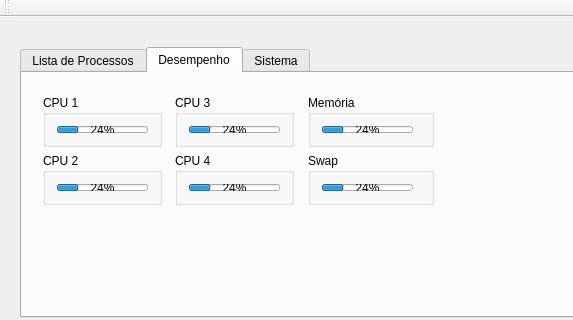
This is mainwindow.ui in rai-vitor/Gerenciador-de-Tarefas as Qt 5 draws it before an edit; both pictures show x 0 to 573 and y 0 to 320 of the 848 by 504 pixel window. The edited form follows.
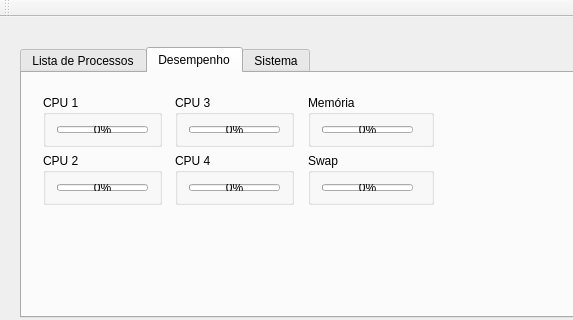
This is the edited form. The open tabs and pages were chosen to show the change.

Patch:
```diff
--- a/mainwindow.ui
+++ b/mainwindow.ui
@@ -127,7 +127,7 @@
        </property>
       </widget>
      </widget>
-     <widget class="QWidget" name="">
+     <widget class="QWidget" name="layoutWidget">
       <property name="geometry">
        <rect>
         <x>10</x>
@@ -148,7 +148,7 @@
             <item row="0" column="0">
              <widget class="QProgressBar" name="progressBar_1">
               <property name="value">
-               <number>24</number>
+               <number>0</number>
               </property>
              </widget>
             </item>
@@ -164,7 +164,7 @@
             <item row="0" column="0">
              <widget class="QProgressBar" name="progressBar_2">
               <property name="value">
-               <number>24</number>
+               <number>0</number>
               </property>
              </widget>
             </item>
@@ -184,7 +184,7 @@
             <item row="0" column="0">
              <widget class="QProgressBar" name="progressBar_3">
               <property name="value">
-               <number>24</number>
+               <number>0</number>
               </property>
              </widget>
             </item>
@@ -200,7 +200,7 @@
             <item row="0" column="0">
              <widget class="QProgressBar" name="progressBar_4">
               <property name="value">
-               <number>24</number>
+               <number>0</number>
               </property>
              </widget>
             </item>
@@ -220,7 +220,7 @@
             <item row="0" column="0">
              <widget class="QProgressBar" name="progressBar_5">
               <property name="value">
-               <number>24</number>
+               <number>0</number>
               </property>
              </widget>
             </item>
@@ -236,7 +236,7 @@
             <item row="0" column="0">
              <widget class="QProgressBar" name="progressBar_6">
               <property name="value">
-               <number>24</number>
+               <number>0</number>
               </property>
              </widget>
             </item>
@@ -381,7 +381,7 @@
      <string>Atualização</string>
     </property>
    </widget>
-   <widget class="QWidget" name="">
+   <widget class="QWidget" name="layoutWidget">
     <property name="geometry">
      <rect>
       <x>20</x>
@@ -407,7 +407,7 @@
      </item>
     </layout>
    </widget>
-   <widget class="QWidget" name="">
+   <widget class="QWidget" name="layoutWidget">
     <property name="geometry">
      <rect>
       <x>20</x>
```
Left out of the diff: 11 changed lines with no effect on the pictures.
